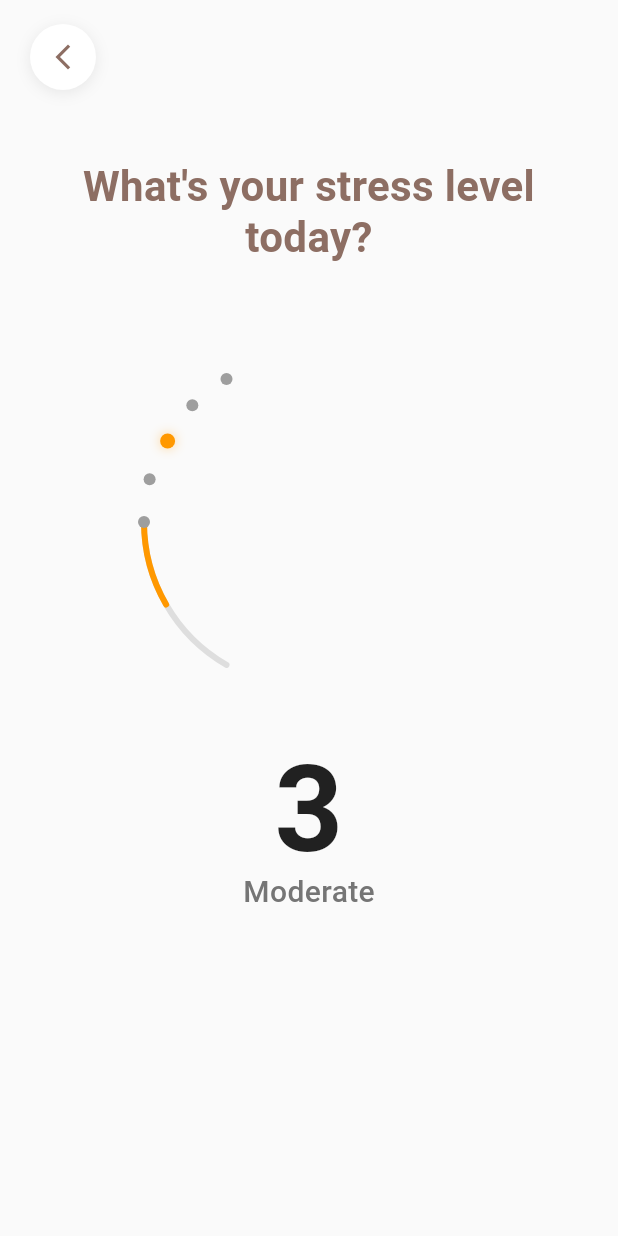
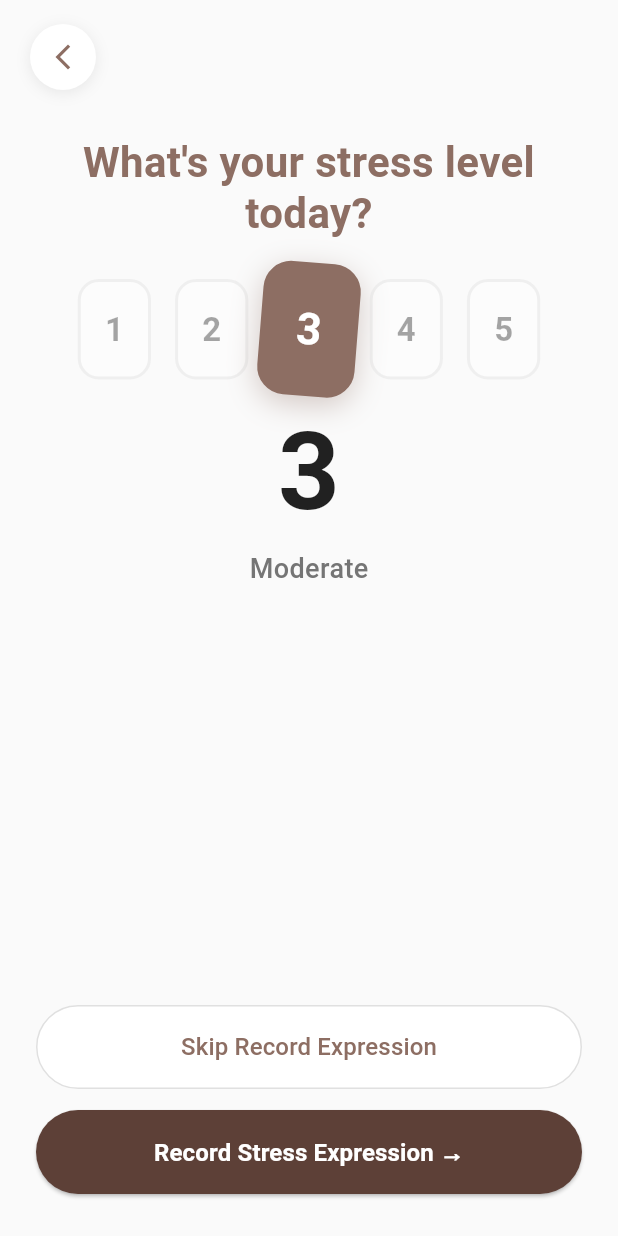
Before and after one commit to Pelangiii/stress, a Flutter app: the screen it shows after launch, on a phone screen of 412 x 824 dp. Run offline on Flutter 3.47's test engine with Material 3 defaults, Android fonts, the phone set to English and light mode, and no system bars.

Commit message:
done 3/4

```diff
--- a/lib/screens/stress_screen.dart
+++ b/lib/screens/stress_screen.dart
@@ -1,5 +1,4 @@
 import 'dart:math' as math;
-
 import 'package:flutter/material.dart';
 import 'package:flutter/services.dart';
 import '../widgets/stress_gauge_painter.dart';
@@ -14,11 +13,61 @@ class StressScreen extends StatefulWidget {
 
 class _StressScreenState extends State<StressScreen> with TickerProviderStateMixin {
   double stressValue = 0.5;
-  AnimationController? _animationController;
-  Animation<double>? _animation;
-  bool _isDragging = false;
+
+  // -----------------------------
+  // ANIMASI ANGKA 1–5
+  // -----------------------------
+  late List<AnimationController> controllers;
+  late List<Animation<double>> scaleAnimations;
+  late List<Animation<double>> opacityAnimations;
+  late List<Animation<double>> rotationAnimations;
+
+  @override
+  void initState() {
+    super.initState();
+
+    controllers = List.generate(
+      5,
+      (_) => AnimationController(
+        vsync: this,
+        duration: const Duration(milliseconds: 240),
+      ),
+    );
+
+    scaleAnimations = controllers.map((c) {
+      return Tween<double>(begin: 1.0, end: 1.33).animate(
+        CurvedAnimation(parent: c, curve: Curves.easeOutBack),
+      );
+    }).toList();
+
+    opacityAnimations = controllers.map((c) {
+      return Tween<double>(begin: 0.4, end: 1.0).animate(
+        CurvedAnimation(parent: c, curve: Curves.easeOut),
+      );
+    }).toList();
+
+    rotationAnimations = controllers.map((c) {
+      return Tween<double>(begin: 0.0, end: 0.08).animate(
+        CurvedAnimation(parent: c, curve: Curves.easeOut),
+      );
+    }).toList();
+
+    // animate default selected level
+    Future.delayed(const Duration(milliseconds: 120), () {
+      controllers[selectedLevel - 1].forward();
+    });
+  }
+
+  @override
+  void dispose() {
+    for (var c in controllers) {
+      c.dispose();
+    }
+    super.dispose();
+  }
 
   int get selectedLevel => ((stressValue * 4) + 1).round().clamp(1, 5);
+
   String get levelText {
     switch (selectedLevel) {
       case 1: return 'Low';
@@ -30,66 +79,22 @@ class _StressScreenState extends State<StressScreen> with TickerProviderStateMix
     }
   }
 
-  @override
-  void initState() {
-    super.initState();
-    WidgetsBinding.instance.addPostFrameCallback((_) {
-      if (mounted && _animationController == null) {
-        _animationController = AnimationController(
-          duration: const Duration(milliseconds: 300),
-          vsync: this,
-        );
-        _animation = Tween<double>(begin: 0.0, end: 1.0).animate(
-          CurvedAnimation(parent: _animationController!, curve: Curves.elasticOut),
-        );
-        setState(() {});
-      }
+  void _selectLevel(int level) {
+    final newValue = (level - 1) / 4;
+
+    setState(() {
+      stressValue = newValue;
     });
+
+    HapticFeedback.mediumImpact();
+
+    // reset animasi lama
+    for (var c in controllers) {
+      c.reverse();
     }
 
-  @override
-  void dispose() {
-    _animationController?.dispose();
-    super.dispose();
-  }
-
-  void _snapToNearestLevel(double newValue) {
-    final targetLevel = ((newValue * 4) + 1).round().clamp(1, 5);
-    final targetValue = (targetLevel - 1) / 4.0;
-
-    if (mounted) {
-      _animationController?.forward().then((_) {
-        if (mounted) _animationController?.reset();
-      });
-      setState(() {
-        stressValue = targetValue;
-      });
-    }
-
-    HapticFeedback.heavyImpact();
-  }
-
-  void _onPanStart(DragStartDetails details) {
-    setState(() => _isDragging = true);
-    HapticFeedback.lightImpact();
-  }
-
-  void _onPanUpdate(DragUpdateDetails details, double centerX, double radius) {
-    final dx = details.localPosition.dx - centerX;
-    final normalized = (dx + radius) / (2 * radius);
-    final newValue = normalized.clamp(0.0, 1.0);
-
-    if ((newValue * 4).round() != (stressValue * 4).round() && mounted) {
-      HapticFeedback.selectionClick();
-      setState(() => stressValue = newValue);
-    } else if (mounted) {
-      setState(() => stressValue = newValue);
-    }
-  }
-
-  void _onPanEnd(DragEndDetails details, double centerX, double radius) {
-    if (mounted) setState(() => _isDragging = false);
-    _snapToNearestLevel(stressValue);
+    // animasi yang dipilih
+    controllers[level - 1].forward();
   }
 
   void _onSkip() {
@@ -112,22 +117,12 @@ class _StressScreenState extends State<StressScreen> with TickerProviderStateMix
   Widget build(BuildContext context) {
     return Scaffold(
       backgroundColor: const Color(0xFFFAFAFA),
-
-      // ------------------------------
-      // 🟠 FIX OVERFLOW → INI BAGIAN YANG DITAMBAHKAN
-      // ------------------------------
       body: SafeArea(
-        child: SingleChildScrollView(
-          child: ConstrainedBox(
-            constraints: BoxConstraints(
-              minHeight: MediaQuery.of(context).size.height,
-            ),
-            child: IntrinsicHeight(
+        child: Center( // Center the entire content vertically and horizontally
           child: Column(
-      // ------------------------------
-
             mainAxisAlignment: MainAxisAlignment.center,
             children: [
+              // BACK BUTTON
               Padding(
                 padding: const EdgeInsets.symmetric(horizontal: 20.0, vertical: 16.0),
                 child: Row(
@@ -155,13 +150,13 @@ class _StressScreenState extends State<StressScreen> with TickerProviderStateMix
                         ),
                       ),
                     ),
-                        const SizedBox(width: 16),
                   ],
                 ),
               ),
 
+              // TITLE
               Padding(
-                    padding: const EdgeInsets.symmetric(horizontal: 24.0, vertical: 32.0),
+                padding: const EdgeInsets.symmetric(horizontal: 24.0, vertical: 16.0),
                 child: const Text(
                   "What's your stress level today?",
                   style: TextStyle(
@@ -174,137 +169,100 @@ class _StressScreenState extends State<StressScreen> with TickerProviderStateMix
                 ),
               ),
 
-                  Expanded(
-                    child: Center(
-                      child: Column(
+              const SizedBox(height: 10),
+
+              // ======================================
+              // ANIMATED LEVEL PICKER (1–5)
+              // ======================================
+              Row(
                 mainAxisAlignment: MainAxisAlignment.center,
-                        children: [
-                          SizedBox(
-                            height: 280,
-                            child: LayoutBuilder(
-                              builder: (context, constraints) {
-                                final double centerX = constraints.maxWidth / 2;
-                                final double radius = 110.0;
-                                final double centerY = 140.0;
-                                final double startAngle = math.pi;
-                                final double sweepAngle = math.pi / 3;
-                                final double currentAngle =
-                                    startAngle + (stressValue * sweepAngle);
+                children: List.generate(5, (index) {
+                  final number = index + 1;
 
                   return GestureDetector(
-                                  onPanStart: _onPanStart,
-                                  onPanUpdate: (details) =>
-                                      _onPanUpdate(details, centerX, radius),
-                                  onPanEnd: (details) =>
-                                      _onPanEnd(details, centerX, radius),
-                                  child: Stack(
-                                    children: [
-                                      CustomPaint(
-                                        size: Size(constraints.maxWidth, 280),
-                                        painter: StressGaugePainter(
-                                          radius: radius,
-                                          centerX: centerX,
-                                          centerY: centerY,
-                                          startAngle: startAngle,
-                                          sweepAngle: sweepAngle,
-                                          currentValue: stressValue,
+                    onTap: () => _selectLevel(number),
+                    child: AnimatedBuilder(
+                      animation: controllers[index],
+                      builder: (context, child) {
+                        return Transform.rotate(
+                          angle: rotationAnimations[index].value,
+                          child: Transform.scale(
+                            scale: scaleAnimations[index].value,
+                            child: Opacity(
+                              opacity: opacityAnimations[index].value,
+                              child: Container(
+                                margin: const EdgeInsets.symmetric(horizontal: 8),
+                                padding: const EdgeInsets.all(16),
+                                decoration: BoxDecoration(
+                                  color: number == selectedLevel
+                                      ? const Color(0xFF8D6E63)
+                                      : Colors.white,
+                                  borderRadius: BorderRadius.circular(14),
+                                  border: Border.all(
+                                    color: number == selectedLevel
+                                        ? const Color(0xFF8D6E63)
+                                        : Colors.grey.shade300,
+                                    width: 2,
+                                  ),
+                                  boxShadow: number == selectedLevel
+                                      ? [
+                                          BoxShadow(
+                                            color: Colors.brown.withOpacity(0.3),
+                                            blurRadius: 12,
+                                            offset: const Offset(0, 4),
+                                          )
+                                        ]
+                                      : [],
+                                ),
+                                child: Text(
+                                  number.toString(),
+                                  style: TextStyle(
+                                    fontSize: 22,
+                                    fontWeight: FontWeight.bold,
+                                    color: number == selectedLevel
+                                        ? Colors.white
+                                        : Colors.black87,
                                   ),
                                 ),
-
-                                      ...List.generate(5, (index) {
-                                        final pos = index / 4.0;
-                                        final dotAngle =
-                                            startAngle + (pos * sweepAngle);
-                                        final dotX =
-                                            centerX + radius * math.cos(dotAngle);
-                                        final dotY =
-                                            centerY + radius * math.sin(dotAngle);
-                                        final isSelected =
-                                            (pos - stressValue).abs() < 0.05;
-
-                                        return Positioned(
-                                          left: dotX - 4,
-                                          top: dotY - 4,
-                                          child: AnimatedContainer(
-                                            duration:
-                                                const Duration(milliseconds: 200),
-                                            width: isSelected ? 10 : 8,
-                                            height: isSelected ? 10 : 8,
-                                            decoration: BoxDecoration(
-                                              color: isSelected
-                                                  ? Colors.orange
-                                                  : const Color(0xFF9E9E9E),
-                                              shape: BoxShape.circle,
-                                              boxShadow: isSelected
-                                                  ? [
-                                                      BoxShadow(
-                                                          color: Colors.orange
-                                                              .withOpacity(0.4),
-                                                          blurRadius: 6)
-                                                    ]
-                                                  : null,
                               ),
                             ),
-                                        );
-                                      }),
-                                    ],
                           ),
                         );
                       },
                     ),
+                  );
+                }),
               ),
 
-                          const SizedBox(height: 20),
+              const SizedBox(height: 10),
 
+              // LABEL LEVEL
               Column(
                 children: [
-                              AnimatedSwitcher(
-                                duration: const Duration(milliseconds: 300),
-                                transitionBuilder: (child, animation) =>
-                                    ScaleTransition(
-                                  child: child,
-                                  scale: animation,
-                                ),
-                                child: Text(
+                  Text(
                     selectedLevel.toString(),
-                                  key: ValueKey(selectedLevel),
                     style: const TextStyle(
-                                    fontSize: 80,
+                      fontSize: 72,
                       fontWeight: FontWeight.bold,
                       color: Colors.black87,
-                                    height: 0.8,
                     ),
                   ),
-                              ),
-                              const SizedBox(height: 8),
-                              AnimatedSwitcher(
-                                duration: const Duration(milliseconds: 300),
-                                transitionBuilder: (child, animation) =>
-                                    FadeTransition(
-                                  child: child,
-                                  opacity: animation,
-                                ),
-                                child: Text(
+                  Text(
                     levelText,
-                                  key: ValueKey(levelText),
                     style: TextStyle(
-                                    fontSize: 20,
+                      fontSize: 18,
                       color: Colors.grey[600],
                       fontWeight: FontWeight.w500,
                     ),
                   ),
-                              ),
-                            ],
-                          )
                 ],
               ),
-                    ),
-                  ),
 
-                  const Spacer(flex: 2),
+              const Spacer(),
 
+              // BUTTONS
               Padding(
-                    padding: const EdgeInsets.fromLTRB(24.0, 0, 24.0, 40.0),
+                padding: const EdgeInsets.fromLTRB(24.0, 0, 24.0, 28.0),
                 child: Column(
                   children: [
                     SizedBox(
@@ -313,13 +271,11 @@ class _StressScreenState extends State<StressScreen> with TickerProviderStateMix
                       child: OutlinedButton(
                         onPressed: _onSkip,
                         style: OutlinedButton.styleFrom(
-                              backgroundColor: Colors.white.withOpacity(0.8),
-                              side:
-                                  BorderSide(color: Colors.grey[300]!),
+                          backgroundColor: Colors.white,
+                          side: BorderSide(color: Colors.grey[300]!),
                           shape: RoundedRectangleBorder(
                             borderRadius: BorderRadius.circular(28),
                           ),
-                              elevation: 0,
                         ),
                         child: const Text(
                           "Skip Record Expression",
@@ -331,9 +287,7 @@ class _StressScreenState extends State<StressScreen> with TickerProviderStateMix
                         ),
                       ),
                     ),
-
-                        const SizedBox(height: 16),
-
+                    const SizedBox(height: 14),
                     SizedBox(
                       width: double.infinity,
                       height: 56,
@@ -344,7 +298,6 @@ class _StressScreenState extends State<StressScreen> with TickerProviderStateMix
                           shape: RoundedRectangleBorder(
                             borderRadius: BorderRadius.circular(28),
                           ),
-                              elevation: 2,
                         ),
                         child: const Text(
                           "Record Stress Expression →",
@@ -358,10 +311,8 @@ class _StressScreenState extends State<StressScreen> with TickerProviderStateMix
                     ),
                   ],
                 ),
-                  ),
+              )
             ],
-              ),
-            ),
           ),
         ),
       ),
--- a/lib/widgets/stress_gauge_painter.dart
+++ b/lib/widgets/stress_gauge_painter.dart
@@ -1,58 +1,54 @@
-import 'package:flutter/material.dart';
-import 'dart:math' as math;
+// import 'package:flutter/material.dart';
+// import 'dart:math' as math;
 
-class StressGaugePainter extends CustomPainter {
-  final double radius;
-  final double centerX;
-  final double centerY;
-  final double startAngle;
-  final double sweepAngle;
-  final double currentValue;
+// class StressGaugePainter extends CustomPainter {
+//   final double radius;
+//   final double centerX;
+//   final double centerY;
+//   final double startAngle;
+//   final double sweepAngle;
+//   final double currentValue;
 
-  StressGaugePainter({
-    required this.radius,
-    required this.centerX,
-    required this.centerY,
-    required this.startAngle,
-    required this.sweepAngle,
-    required this.currentValue,
-  });
+//   StressGaugePainter({
+//     required this.radius,
+//     required this.centerX,
+//     required this.centerY,
+//     required this.startAngle,
+//     required this.sweepAngle,
+//     required this.currentValue,
+//   });
 
-  @override
-  void paint(Canvas canvas, Size size) {
-    // Gray full arc (dashed-like with low opacity)
-    final Paint grayPaint = Paint()
-      ..color = const Color(0xFF9E9E9E).withOpacity(0.3)
-      ..style = PaintingStyle.stroke
-      ..strokeWidth = 4.0
-      ..strokeCap = StrokeCap.round;
+//   @override
+//   void paint(Canvas canvas, Size size) {
+//     final Paint grayPaint = Paint()
+//       ..color = const Color(0xFF9E9E9E).withOpacity(0.3)
+//       ..style = PaintingStyle.stroke
+//       ..strokeWidth = 4.0
+//       ..strokeCap = StrokeCap.round;
 
-    // Draw full gray arc clockwise
-    canvas.drawArc(
-      Rect.fromCircle(center: Offset(centerX, centerY), radius: radius),
-      startAngle,
-      -sweepAngle, // Negative for clockwise
-      false,
-      grayPaint,
-    );
+//     canvas.drawArc(
+//       Rect.fromCircle(center: Offset(centerX, centerY), radius: radius),
+//       startAngle,
+//       -sweepAngle,
+//       false,
+//       grayPaint,
+//     );
 
-    // Orange progress arc
-    final Paint orangePaint = Paint()
-      ..color = Colors.orange
-      ..style = PaintingStyle.stroke
-      ..strokeWidth = 4.0
-      ..strokeCap = StrokeCap.round;
+//     final Paint orangePaint = Paint()
+//       ..color = Colors.orange
+//       ..style = PaintingStyle.stroke
+//       ..strokeWidth = 4.0
+//       ..strokeCap = StrokeCap.round;
 
-    // Draw orange arc up to currentValue clockwise
-    canvas.drawArc(
-      Rect.fromCircle(center: Offset(centerX, centerY), radius: radius),
-      startAngle,
-      - (currentValue * sweepAngle),
-      false,
-      orangePaint,
-    );
-  }
+//     canvas.drawArc(
+//       Rect.fromCircle(center: Offset(centerX, centerY), radius: radius),
+//       startAngle,
+//       -(currentValue * sweepAngle),
+//       false,
+//       orangePaint,
+//     );
+//   }
 
-  @override
-  bool shouldRepaint(covariant CustomPainter oldDelegate) => true;
-}
+//   @override
+//   bool shouldRepaint(covariant CustomPainter oldDelegate) => true;
+// }
```
Also changed, not shown: lib/screens/confirmation_screen.dart (+54 -30 lines). Lines whose indentation alone changed are shown as unchanged.
